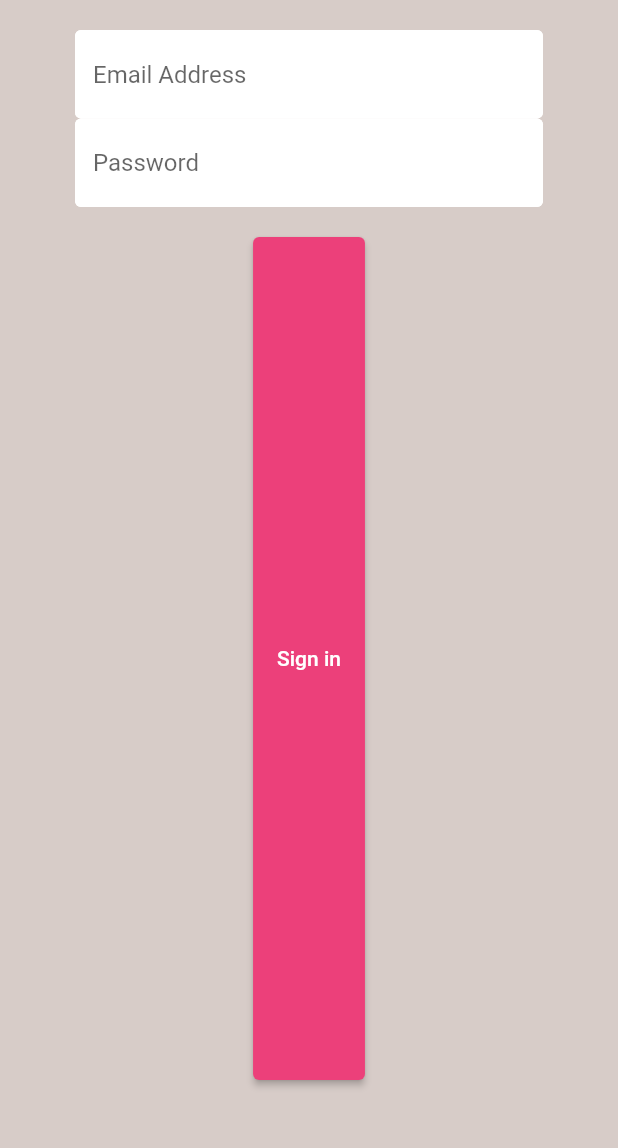
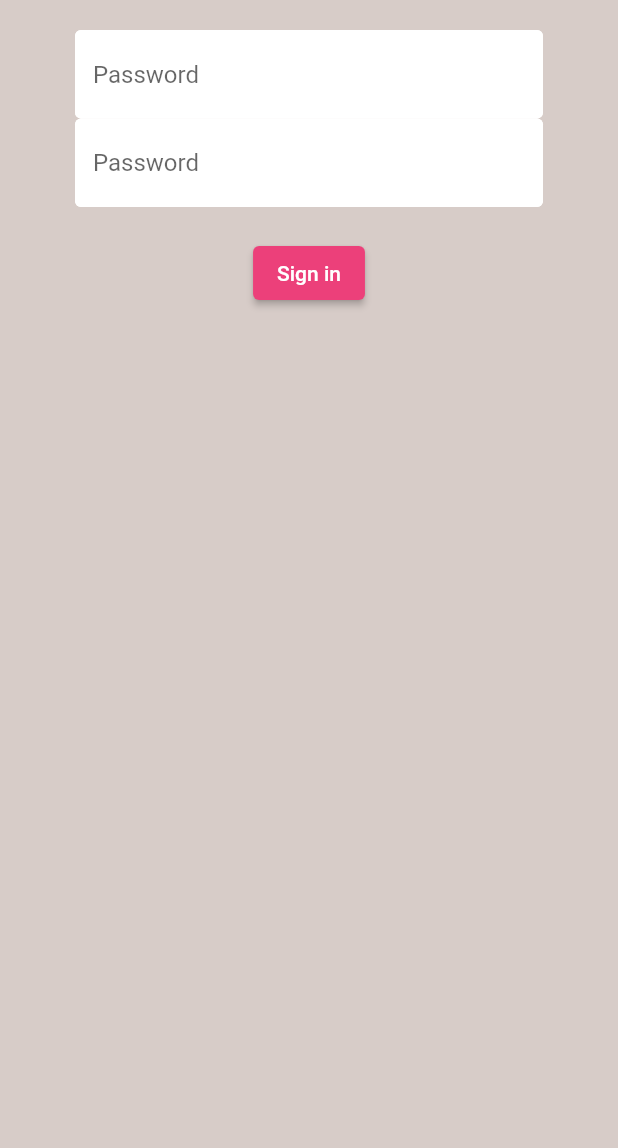
Before and after one commit to dulangakithmini/coffee-tracker, a Flutter app: the screen it shows after launch, on a phone screen of 412 x 824 dp, the part 84-1232 px from its top. Run offline on Flutter 3.47's test engine with Material 2 defaults, Android fonts, the phone set to English and light mode, and no system bars; our stand-ins replace firebase_auth, firebase_core; accounts and stored records are empty.

Commit message:
Add the shared text input decoration to all the text fields in sign in and register screens

```diff
--- a/lib/screens/Authentication/register.dart
+++ b/lib/screens/Authentication/register.dart
@@ -1,4 +1,5 @@
 import 'package:coffee_crew/services/auth_service.dart';
+import 'package:coffee_crew/shared/constants.dart';
 import 'package:flutter/material.dart';
 
 class Register extends StatefulWidget {
@@ -45,12 +46,11 @@ class _RegisterState extends State<Register> {
         padding: EdgeInsets.symmetric(vertical: 20.0, horizontal: 50.0),
         child: Form(
           key: _formKey,
+          child: SingleChildScrollView(
             child: Column(
               children: [
                 TextFormField(
-                decoration: InputDecoration(
-                  hintText: 'Email Address',
-                ),
+                  decoration: textInputDecoration,
                   validator: (val) => val.isEmpty ? 'Enter an email' : null,
                   onChanged: (val) {
                     setState(() {
@@ -59,9 +59,7 @@ class _RegisterState extends State<Register> {
                   },
                 ),
                 TextFormField(
-                decoration: InputDecoration(
-                  hintText: 'Password',
-                ),
+                  decoration: textInputDecoration,
                   validator: (val) => val.length < 6
                       ? 'Enter a password with at least 7 characters'
                       : null,
@@ -129,6 +127,7 @@ class _RegisterState extends State<Register> {
             ),
           ),
         ),
+      ),
     );
   }
 }
--- a/lib/screens/Authentication/sign_in.dart
+++ b/lib/screens/Authentication/sign_in.dart
@@ -1,4 +1,5 @@
 import 'package:coffee_crew/services/auth_service.dart';
+import 'package:coffee_crew/shared/constants.dart';
 import 'package:flutter/material.dart';
 
 class SignIn extends StatefulWidget {
@@ -44,22 +45,11 @@ class _SignInState extends State<SignIn> {
         padding: EdgeInsets.symmetric(vertical: 20.0, horizontal: 50.0),
         child: Form(
           key: _formKey,
+          child: SingleChildScrollView(
             child: Column(
               children: [
                 TextFormField(
-                decoration: InputDecoration(
-                  hintText: 'Email Address',
-
-                  /// Background colour of the text field
-                  fillColor: Colors.white,
-                  filled: true,
-                  enabledBorder: OutlineInputBorder(
-                    borderSide: BorderSide(color: Colors.white, width: 2.0),
-                  ),
-                  focusedBorder: OutlineInputBorder(
-                    borderSide: BorderSide(color: Colors.pink, width: 2.0),
-                  ),
-                ),
+                  decoration: textInputDecoration,
                   validator: (val) => val.isEmpty ? 'Enter an email' : null,
                   onChanged: (val) {
                     setState(() {
@@ -68,17 +58,7 @@ class _SignInState extends State<SignIn> {
                   },
                 ),
                 TextFormField(
-                decoration: InputDecoration(
-                  hintText: 'Password',
-                  fillColor: Colors.white,
-                  filled: true,
-                  enabledBorder: OutlineInputBorder(
-                    borderSide: BorderSide(color: Colors.white, width: 2.0),
-                  ),
-                  focusedBorder: OutlineInputBorder(
-                    borderSide: BorderSide(color: Colors.pink, width: 2.0),
-                  ),
-                ),
+                  decoration: textInputDecoration,
                   validator: (val) => val.isEmpty ? 'Enter an email' : null,
                   onChanged: (val) {
                     setState(() {
@@ -88,8 +68,7 @@ class _SignInState extends State<SignIn> {
                   obscureText: true,
                 ),
                 SizedBox(height: 20.0),
-              Expanded(
-                child: ElevatedButton(
+                ElevatedButton(
                   child: Text(
                     'Sign in',
                     style: TextStyle(
@@ -110,7 +89,6 @@ class _SignInState extends State<SignIn> {
                       }
                     }
                   },
-                ),
                 ),
                 SizedBox(
                   height: 12,
@@ -145,6 +123,7 @@ class _SignInState extends State<SignIn> {
             ),
           ),
         ),
+      ),
     );
   }
 }
--- a/lib/shared/constants.dart
+++ b/lib/shared/constants.dart
@@ -2,6 +2,8 @@ import 'package:flutter/material.dart';
 
 const textInputDecoration = InputDecoration(
   hintText: 'Password',
+
+  /// Background colour of the text field
   fillColor: Colors.white,
   filled: true,
   enabledBorder: OutlineInputBorder(
```
Lines whose indentation alone changed are shown as unchanged.
